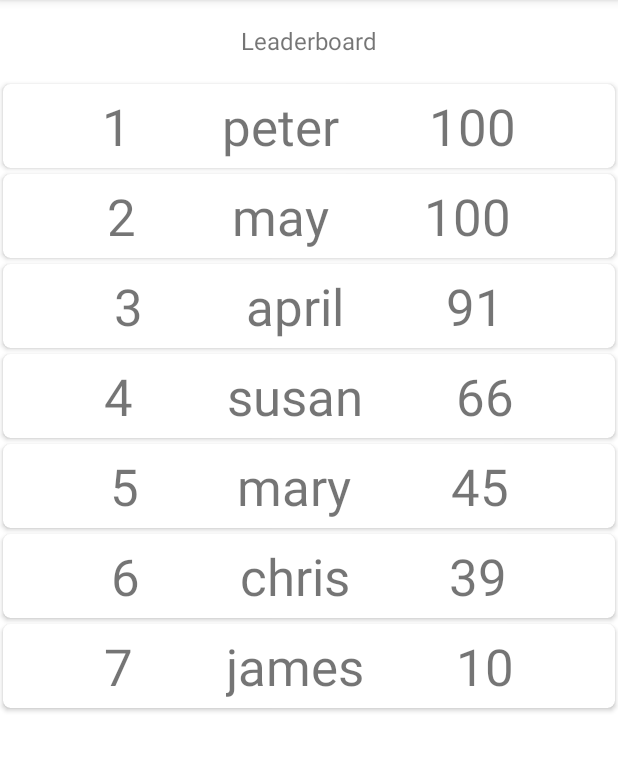
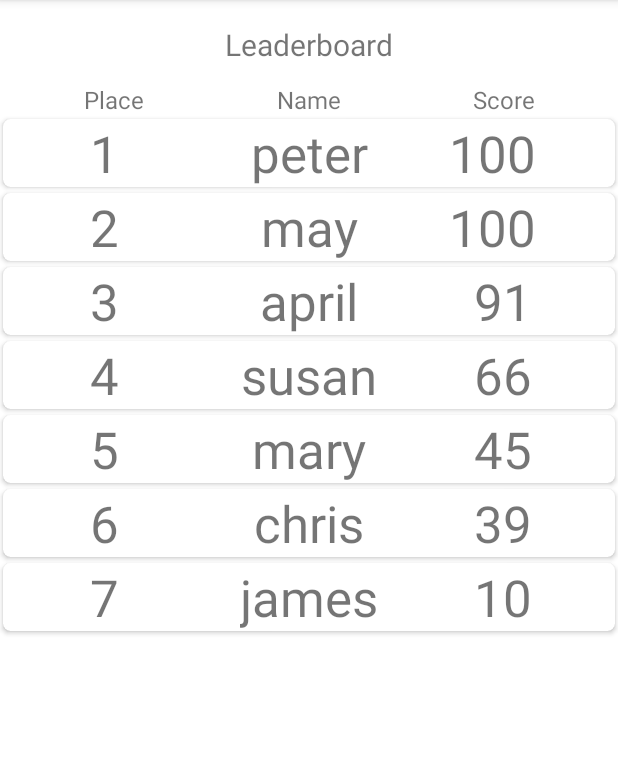
Before and after one commit to wonghaobang/-CS5520-Final-Project-Team-24, an Android app: the screen it shows after launch (LeaderboardActivity), after a tap on "LEADERBOARD", on a phone screen of 412 x 824 dp, the part 84-856 px from its top. Run offline under Robolectric (Android 15) with nearby library versions, the light colour scheme and no system bars; our stand-ins replace Firebase (no records; nobody signed in at launch, a user with empty details on screens opened directly).

Commit message:
Adjust leaderboard constraints.

```diff
--- a/app/src/main/java/edu/neu/madcourse/memoryup/LeaderboardScreen/LeaderboardActivity.java
+++ b/app/src/main/java/edu/neu/madcourse/memoryup/LeaderboardScreen/LeaderboardActivity.java
@@ -27,11 +27,13 @@ public class LeaderboardActivity extends AppCompatActivity {
         super.onCreate(savedInstanceState);
         setContentView(R.layout.activity_leaderboard);
 
-        createRecyclerView();
+        // receive username
+        final String username = getIntent().getExtras().getString("Username");
+        createRecyclerView(username);
     }
 
 
-    private void createRecyclerView() {
+    private void createRecyclerView(String username) {
         RecyclerView leaderboardRecyclerView = findViewById(R.id.leaderboard_recyclerview);
         RecyclerView.LayoutManager leaderboardLayoutManger = new LinearLayoutManager(this);
         leaderboardViewAdapter = new LeaderboardViewAdapter(leaderList);
--- a/app/src/main/res/layout/activity_leaderboard.xml
+++ b/app/src/main/res/layout/activity_leaderboard.xml
@@ -7,12 +7,45 @@
     tools:context=".LeaderboardScreen.LeaderboardActivity">
 
     <TextView
+        android:id="@+id/placeText"
+        android:layout_width="wrap_content"
+        android:layout_height="wrap_content"
+        android:text="Place"
+        android:textSize="16sp"
+        app:layout_constraintBottom_toTopOf="@+id/leaderboard_recyclerview"
+        app:layout_constraintEnd_toEndOf="parent"
+        app:layout_constraintHorizontal_bias="0.15"
+        app:layout_constraintStart_toStartOf="parent" />
+
+    <TextView
+        android:id="@+id/nameText"
+        android:layout_width="wrap_content"
+        android:layout_height="wrap_content"
+        android:layout_marginTop="12dp"
+        android:text="Name"
+        android:textSize="16sp"
+        app:layout_constraintEnd_toEndOf="parent"
+        app:layout_constraintStart_toStartOf="parent"
+        app:layout_constraintTop_toBottomOf="@+id/leaderboardTitle_textView" />
+
+    <TextView
+        android:id="@+id/scoreText"
+        android:layout_width="wrap_content"
+        android:layout_height="wrap_content"
+        android:text="Score"
+        android:textSize="16sp"
+        app:layout_constraintBottom_toTopOf="@+id/leaderboard_recyclerview"
+        app:layout_constraintEnd_toEndOf="parent"
+        app:layout_constraintHorizontal_bias="0.85"
+        app:layout_constraintStart_toStartOf="parent" />
+
+    <TextView
         android:id="@+id/leaderboardTitle_textView"
         android:layout_width="wrap_content"
         android:layout_height="wrap_content"
         android:layout_marginTop="16dp"
         android:text="Leaderboard"
-        android:textSize="16sp"
+        android:textSize="20sp"
         app:layout_constraintEnd_toEndOf="parent"
         app:layout_constraintStart_toStartOf="parent"
         app:layout_constraintTop_toTopOf="parent" />
@@ -21,10 +54,8 @@
         android:id="@+id/leaderboard_recyclerview"
         android:layout_width="0dp"
         android:layout_height="0dp"
-        android:layout_marginTop="16dp"
         app:layout_constraintBottom_toBottomOf="parent"
         app:layout_constraintEnd_toEndOf="parent"
-        app:layout_constraintHorizontal_bias="0.493"
         app:layout_constraintStart_toStartOf="parent"
-        app:layout_constraintTop_toBottomOf="@+id/leaderboardTitle_textView" />
+        app:layout_constraintTop_toBottomOf="@+id/nameText" />
 </androidx.constraintlayout.widget.ConstraintLayout>
--- a/app/src/main/res/layout/leader_item.xml
+++ b/app/src/main/res/layout/leader_item.xml
@@ -8,11 +8,31 @@
     app:cardCornerRadius="5dp">
 
     <androidx.constraintlayout.widget.ConstraintLayout
-        android:id="@+id/relativeLayout"
         android:layout_width="match_parent"
-        android:layout_height="match_parent"
-        android:layout_margin="5dp">
+        android:layout_height="match_parent">
 
+        <TextView
+            android:id="@+id/rank_textView"
+            android:layout_width="wrap_content"
+            android:layout_height="wrap_content"
+            android:text="Rank"
+            android:textSize="34sp"
+            app:layout_constraintBottom_toBottomOf="parent"
+            app:layout_constraintEnd_toEndOf="parent"
+            app:layout_constraintHorizontal_bias="0.15"
+            app:layout_constraintStart_toStartOf="parent"
+            app:layout_constraintTop_toTopOf="parent" />
+
+        <TextView
+            android:id="@+id/name_textView"
+            android:layout_width="wrap_content"
+            android:layout_height="wrap_content"
+            android:text="Name"
+            android:textSize="34sp"
+            app:layout_constraintBottom_toBottomOf="parent"
+            app:layout_constraintEnd_toEndOf="parent"
+            app:layout_constraintStart_toStartOf="parent"
+            app:layout_constraintTop_toTopOf="parent" />
 
         <TextView
             android:id="@+id/score_textView"
@@ -22,35 +42,9 @@
             android:textSize="34sp"
             app:layout_constraintBottom_toBottomOf="parent"
             app:layout_constraintEnd_toEndOf="parent"
-            app:layout_constraintHorizontal_bias="0.889"
-            app:layout_constraintStart_toEndOf="@+id/name_textView"
-            app:layout_constraintTop_toTopOf="parent"
-            app:layout_constraintVertical_bias="0.0" />
-
-        <TextView
-            android:id="@+id/name_textView"
-            android:layout_width="wrap_content"
-            android:layout_height="wrap_content"
-            android:text="Name"
-            android:textSize="34sp"
-            app:layout_constraintBottom_toBottomOf="parent"
-            app:layout_constraintEnd_toStartOf="@+id/score_textView"
-            app:layout_constraintStart_toEndOf="@+id/rank_textView"
-            app:layout_constraintTop_toTopOf="parent"
-            app:layout_constraintVertical_bias="0.0" />
-
-        <TextView
-            android:id="@+id/rank_textView"
-            android:layout_width="wrap_content"
-            android:layout_height="wrap_content"
-            android:text="Rank"
-            android:textSize="34sp"
-            app:layout_constraintBottom_toBottomOf="parent"
-            app:layout_constraintEnd_toStartOf="@+id/name_textView"
+            app:layout_constraintHorizontal_bias="0.85"
             app:layout_constraintStart_toStartOf="parent"
-            app:layout_constraintTop_toTopOf="parent"
-            app:layout_constraintVertical_bias="0.0" />
-
+            app:layout_constraintTop_toTopOf="parent" />
     </androidx.constraintlayout.widget.ConstraintLayout>
 
 </androidx.cardview.widget.CardView>
```
